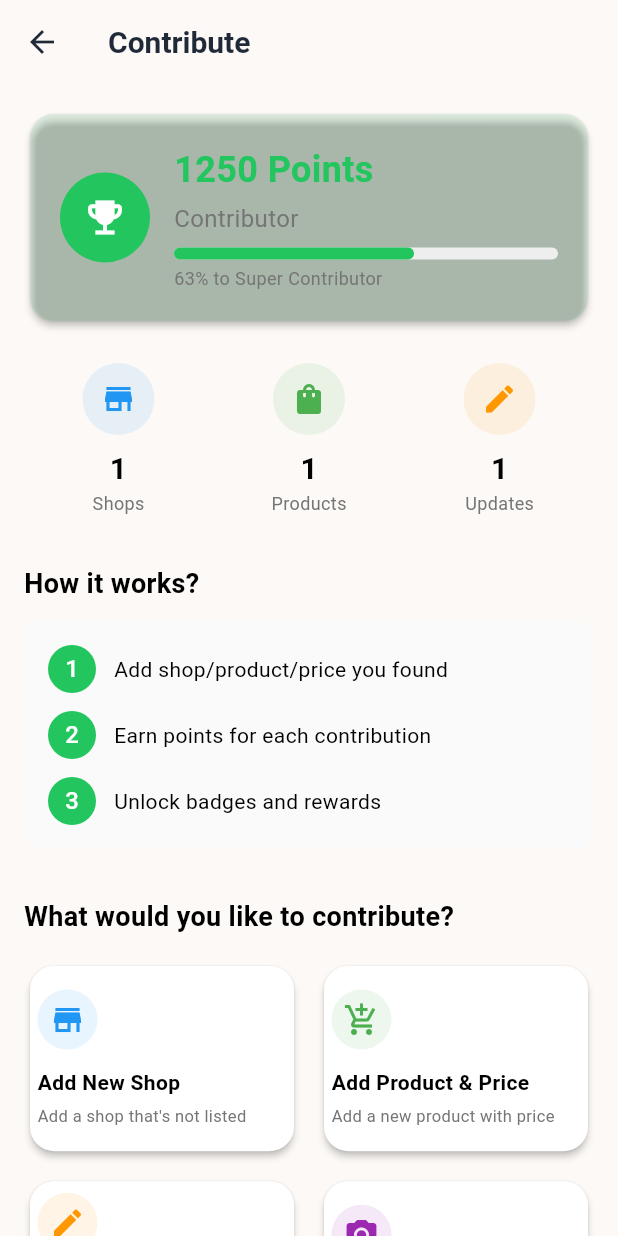
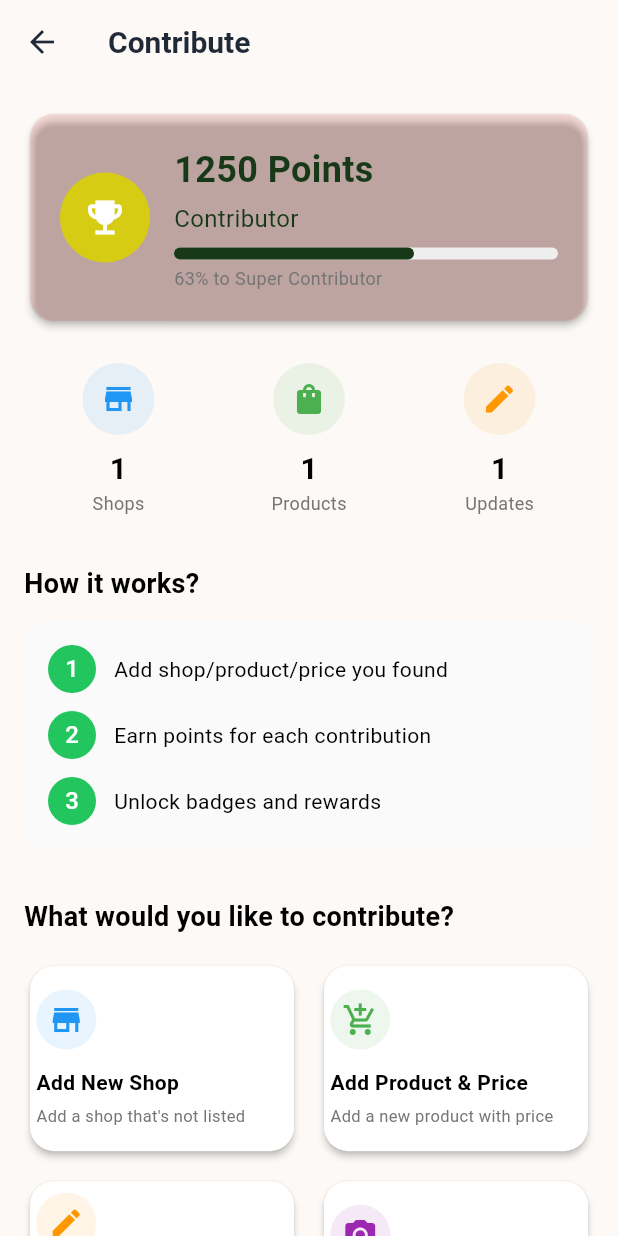
Before and after one commit to Rojankarki5656/PocketFind, a Flutter app: the ContributeScreen screen opened directly, on a phone screen of 412 x 824 dp. Run offline on Flutter 3.47's test engine with Material 3 defaults, Android fonts, the phone set to English and light mode, and no system bars; our stand-ins replace geolocator; accounts and stored records are empty.

Commit message:
Fixed the overflow and changed the color of title

```diff
--- a/lib/screens/contribute/contribute_screen.dart
+++ b/lib/screens/contribute/contribute_screen.dart
@@ -235,14 +235,14 @@ class _ContributeScreenState extends State<ContributeScreen> {
           children: [
             // Points Card
             Card(
-              color: AppTheme.primaryColor.withOpacity(0.1),
+              color: const Color.fromARGB(255, 240, 19, 7).withOpacity(0.1),
               child: Padding(
                 padding: const EdgeInsets.all(20),
                 child: Row(
                   children: [
                     const CircleAvatar(
                       radius: 30,
-                      backgroundColor: AppTheme.primaryColor,
+                      backgroundColor: Color.fromARGB(255, 214, 204, 20),
                       child: Icon(
                         Icons.emoji_events,
                         color: Colors.white,
@@ -259,7 +259,7 @@ class _ContributeScreenState extends State<ContributeScreen> {
                             style: const TextStyle(
                               fontSize: 24,
                               fontWeight: FontWeight.bold,
-                              color: AppTheme.primaryColor,
+                              color: Color.fromARGB(255, 23, 57, 23),
                             ),
                           ),
                           const SizedBox(height: 4),
@@ -267,14 +267,14 @@ class _ContributeScreenState extends State<ContributeScreen> {
                             '${user?.badge ?? 'Explorer'}',
                             style: TextStyle(
                               fontSize: 16,
-                              color: Colors.grey.shade600,
+                              color: Color.fromARGB(255, 23, 57, 23),
                             ),
                           ),
                           const SizedBox(height: 8),
                           LinearProgressIndicator(
                             value: (user?.points ?? 0) / 2000,
                             backgroundColor: Colors.grey.shade200,
-                            color: AppTheme.primaryColor,
+                            color: Color.fromARGB(255, 23, 57, 23),
                             minHeight: 8,
                             borderRadius: BorderRadius.circular(4),
                           ),
@@ -421,7 +421,7 @@ class _ContributeScreenState extends State<ContributeScreen> {
                   },
                   child: Card(
                     child: Padding(
-                      padding: const EdgeInsets.all(5),
+                      padding: const EdgeInsets.all(4.2),
                       child: Column(
                         crossAxisAlignment: CrossAxisAlignment.start,
                         mainAxisAlignment: MainAxisAlignment.center,
```
